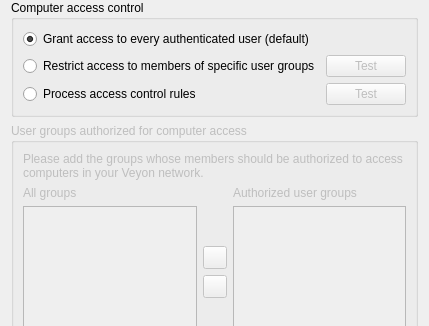
Qt form configurator/src/AccessControlPage.ui (rsamjkt/veyon-macos) before a commit; both pictures show x 0 to 429 and y 0 to 326 of the 429 by 639 pixel window.
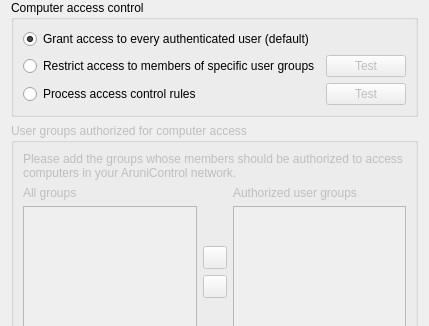
The same form after that commit. Icons and pictures are not drawn.

Commit message:
Rebrand product to AruniControl (GPLv2 fork of Veyon)
- Product/app name Veyon -> AruniControl (org=Arunika, domain=arunika.id)
- 109 user-facing UI strings rebranded across 65 files
- launchd service label, bundle IDs, app bundle names updated
- package-macos*.sh now build AruniControl[.app] (Master/Configurator)
- ATTRIBUTION.md added; original Veyon copyright/license notices preserved

What changed in the file:
```diff
--- a/configurator/src/AccessControlPage.ui
+++ b/configurator/src/AccessControlPage.ui
@@ -110,7 +110,7 @@
       <item row="0" column="0" colspan="3">
        <widget class="QLabel" name="label_40">
         <property name="text">
-         <string>Please add the groups whose members should be authorized to access computers in your Veyon network.</string>
+         <string>Please add the groups whose members should be authorized to access computers in your AruniControl network.</string>
         </property>
         <property name="wordWrap">
          <bool>true</bool>
```
The commit also changes 69 other files.
